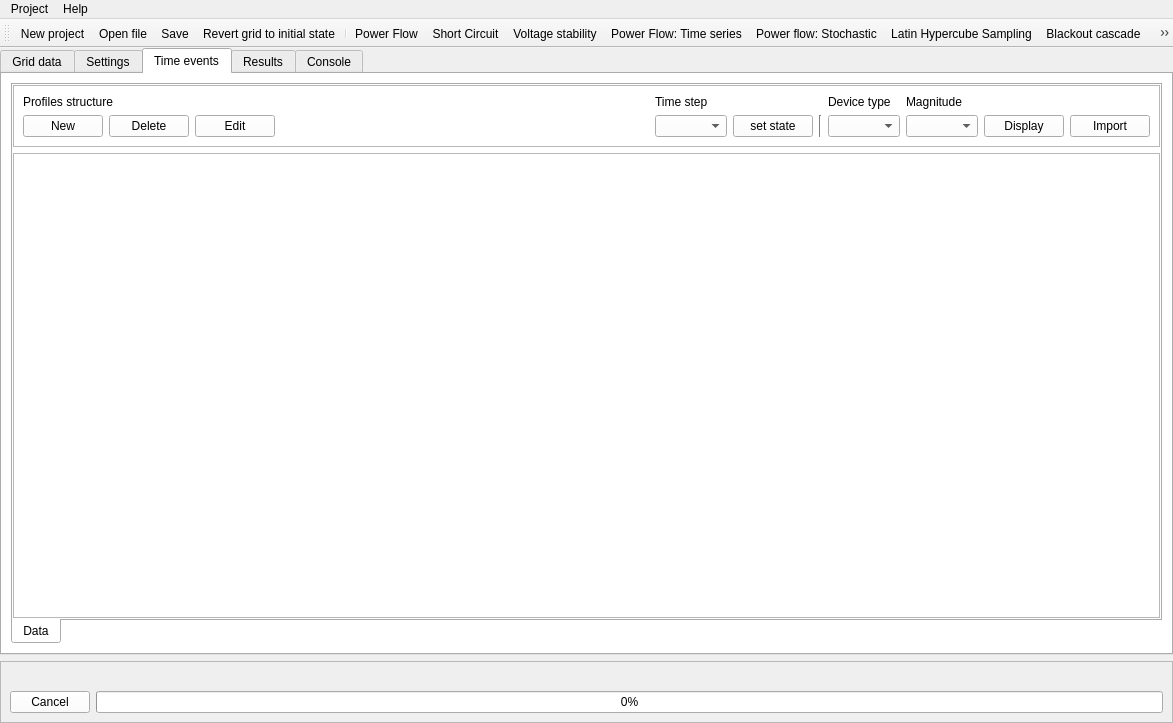
First picture: the form in UnderDevelopment/GridCal/gui/main/gui.ui, repository SanPen/GridCal, before the edit.
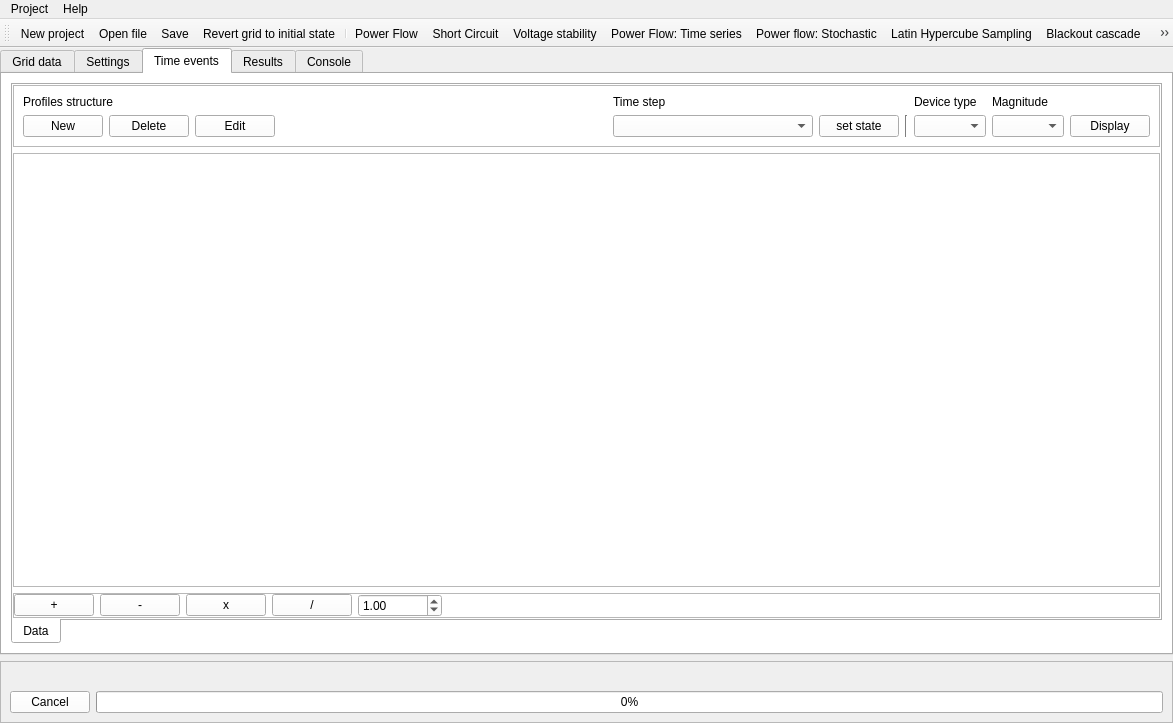
Second picture: the form after the edit. The open tabs and pages were chosen to show the change. Icons and pictures are not drawn. Custom widgets are drawn as their Qt base class.

Commit message: Profiles importer working (not finished yet)

Diff of the .ui file:
```diff
--- a/UnderDevelopment/GridCal/gui/main/gui.ui
+++ b/UnderDevelopment/GridCal/gui/main/gui.ui
@@ -1523,6 +1523,16 @@
                <enum>QFrame::Raised</enum>
               </property>
               <layout class="QGridLayout" name="gridLayout_5">
+               <item row="1" column="5" colspan="2">
+                <widget class="QComboBox" name="profile_time_selection_comboBox">
+                 <property name="minimumSize">
+                  <size>
+                   <width>200</width>
+                   <height>0</height>
+                  </size>
+                 </property>
+                </widget>
+               </item>
                <item row="1" column="10">
                 <widget class="QComboBox" name="profile_device_type_comboBox"/>
                </item>
@@ -1536,20 +1546,6 @@
                  </property>
                 </widget>
                </item>
-               <item row="0" column="6" colspan="2">
-                <widget class="QLabel" name="label_10">
-                 <property name="text">
-                  <string>Time step</string>
-                 </property>
-                </widget>
-               </item>
-               <item row="1" column="14">
-                <widget class="QPushButton" name="profile_import_pushButton">
-                 <property name="text">
-                  <string>Import</string>
-                 </property>
-                </widget>
-               </item>
                <item row="1" column="4">
                 <spacer name="horizontalSpacer">
                  <property name="orientation">
@@ -1570,9 +1566,6 @@
                  </property>
                 </widget>
                </item>
-               <item row="1" column="6">
-                <widget class="QComboBox" name="profile_time_selection_comboBox"/>
-               </item>
                <item row="1" column="7">
                 <widget class="QPushButton" name="set_profile_state_button">
                  <property name="text">
@@ -1620,6 +1613,20 @@
                  <property name="text">
                   <string>Edit</string>
                  </property>
+                 <property name="icon">
+                  <iconset resource="icons.qrc">
+                   <normaloff>:/file/ic_mode_edit_black_48dp.png</normaloff>:/file/ic_mode_edit_black_48dp.png</iconset>
+                 </property>
+                 <property name="flat">
+                  <bool>false</bool>
+                 </property>
+                </widget>
+               </item>
+               <item row="0" column="5" colspan="3">
+                <widget class="QLabel" name="label_10">
+                 <property name="text">
+                  <string>Time step</string>
+                 </property>
                 </widget>
                </item>
               </layout>
@@ -1632,6 +1639,93 @@
               </property>
              </widget>
             </item>
+            <item>
+             <widget class="QFrame" name="frame_20">
+              <property name="frameShape">
+               <enum>QFrame::StyledPanel</enum>
+              </property>
+              <property name="frameShadow">
+               <enum>QFrame::Raised</enum>
+              </property>
+              <layout class="QHBoxLayout" name="horizontalLayout_8">
+               <property name="leftMargin">
+                <number>0</number>
+               </property>
+               <property name="topMargin">
+                <number>0</number>
+               </property>
+               <property name="rightMargin">
+                <number>0</number>
+               </property>
+               <property name="bottomMargin">
+                <number>0</number>
+               </property>
+               <item>
+                <widget class="QPushButton" name="profile_add_pushButton">
+                 <property name="toolTip">
+                  <string>Add value to the profile</string>
+                 </property>
+                 <property name="text">
+                  <string>+</string>
+                 </property>
+                </widget>
+               </item>
+               <item>
+                <widget class="QPushButton" name="profile_subtract_pushButton">
+                 <property name="toolTip">
+                  <string>Subtract value from the profile</string>
+                 </property>
+                 <property name="text">
+                  <string>-</string>
+                 </property>
+                </widget>
+               </item>
+               <item>
+                <widget class="QPushButton" name="profile_multiply_pushButton">
+                 <property name="toolTip">
+                  <string>Multiply the profile by a value</string>
+                 </property>
+                 <property name="text">
+                  <string>x</string>
+                 </property>
+                </widget>
+               </item>
+               <item>
+                <widget class="QPushButton" name="profile_divide_pushButton">
+                 <property name="toolTip">
+                  <string>Divide the profile by a value</string>
+                 </property>
+                 <property name="text">
+                  <string>/</string>
+                 </property>
+                </widget>
+               </item>
+               <item>
+                <widget class="QDoubleSpinBox" name="profile_factor_doubleSpinBox">
+                 <property name="maximum">
+                  <double>9999999.000000000000000</double>
+                 </property>
+                 <property name="value">
+                  <double>1.000000000000000</double>
+                 </property>
+                </widget>
+               </item>
+               <item>
+                <spacer name="horizontalSpacer_7">
+                 <property name="orientation">
+                  <enum>Qt::Horizontal</enum>
+                 </property>
+                 <property name="sizeHint" stdset="0">
+                  <size>
+                   <width>40</width>
+                   <height>20</height>
+                  </size>
+                 </property>
+                </spacer>
+               </item>
+              </layout>
+             </widget>
+            </item>
            </layout>
           </widget>
          </widget>
```
Left out of the diff: 12 changed lines with no effect on the pictures. The commit also changes 5 other files.
